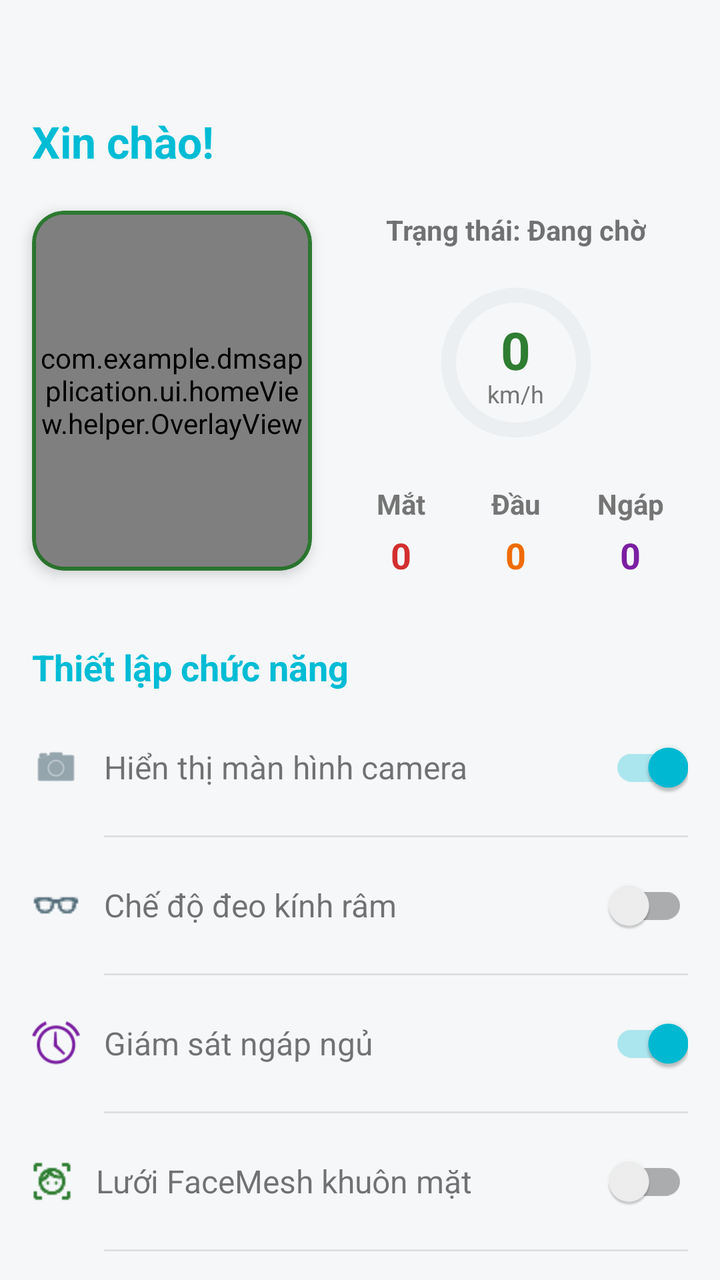
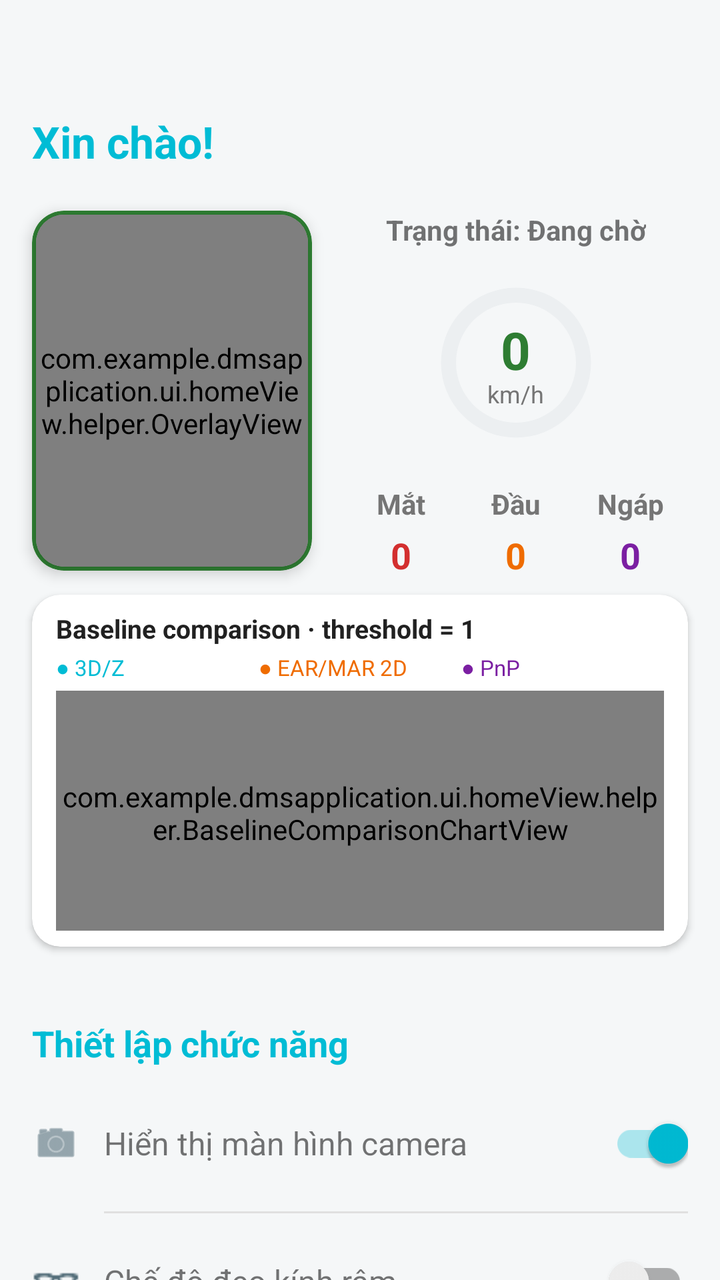

Compare the two renders of this Android layout. The source of the first and the diff that turns it into the second are given below.
<!-- AndroidManifest.xml: activity theme Theme.DmsApplication -->
<!-- res/layout/fragment_home.xml -->
<?xml version="1.0" encoding="utf-8"?>
<androidx.constraintlayout.widget.ConstraintLayout
    xmlns:android="http://schemas.android.com/apk/res/android"
    xmlns:app="http://schemas.android.com/apk/res-auto"
    android:layout_width="match_parent"
    android:layout_height="match_parent"
    android:fitsSystemWindows="false">

    <TextView
        android:id="@+id/tvHello"
        android:layout_width="wrap_content"
        android:layout_height="wrap_content"
        android:layout_marginStart="16dp"
        android:layout_marginTop="56dp"
        android:text="Xin chào!"
        android:textColor="@color/brand_primary"
        android:textSize="22sp"
        android:textStyle="bold"
        app:layout_constraintStart_toStartOf="parent"
        app:layout_constraintTop_toTopOf="parent" />

    <androidx.cardview.widget.CardView
        android:id="@+id/cameraBorder"
        android:layout_width="140dp"
        android:layout_height="180dp"
        android:layout_marginStart="16dp"
        android:layout_marginTop="20dp"
        app:cardBackgroundColor="@color/success"
        app:cardCornerRadius="16dp"
        app:cardElevation="4dp"
        app:layout_constraintStart_toStartOf="parent"
        app:layout_constraintTop_toBottomOf="@id/tvHello">

        <androidx.cardview.widget.CardView
            android:layout_width="match_parent"
            android:layout_height="match_parent"
            android:layout_margin="2dp"
            app:cardCornerRadius="14dp">

            <FrameLayout
                android:layout_width="match_parent"
                android:layout_height="match_parent">

                <androidx.camera.view.PreviewView
                    android:id="@+id/viewFinder"
                    android:layout_width="match_parent"
                    android:layout_height="match_parent" />

                <com.example.dmsapplication.ui.homeView.helper.OverlayView
                    android:id="@+id/overlayView"
                    android:layout_width="match_parent"
                    android:layout_height="match_parent" />

            </FrameLayout>

        </androidx.cardview.widget.CardView>

    </androidx.cardview.widget.CardView>

    <LinearLayout
        android:id="@+id/infoLayout"
        android:layout_width="0dp"
        android:layout_height="wrap_content"
        android:layout_marginStart="16dp"
        android:layout_marginEnd="16dp"
        android:orientation="vertical"
        app:layout_constraintEnd_toEndOf="parent"
        app:layout_constraintStart_toEndOf="@id/cameraBorder"
        app:layout_constraintTop_toTopOf="@id/cameraBorder">

        <TextView
            android:id="@+id/tvStatus"
            android:layout_width="wrap_content"
            android:layout_height="wrap_content"
            android:layout_gravity="center"
            android:text="Trạng thái: Đang chờ"
            android:textStyle="bold" />

        <FrameLayout
            android:layout_width="90dp"
            android:layout_height="90dp"
            android:layout_gravity="center_horizontal"
            android:layout_marginTop="12dp"
            android:layout_marginBottom="8dp">

            <ProgressBar
                android:id="@+id/pbSpeed"
                style="?android:attr/progressBarStyleHorizontal"
                android:layout_width="match_parent"
                android:layout_height="match_parent"
                android:max="120"
                android:progress="0"
                android:progressDrawable="@drawable/bg_circular_speed" />

            <LinearLayout
                android:layout_width="wrap_content"
                android:layout_height="wrap_content"
                android:layout_gravity="center"
                android:gravity="center"
                android:orientation="vertical">

                <TextView
                    android:id="@+id/tvSpeedNumber"
                    android:layout_width="wrap_content"
                    android:layout_height="wrap_content"
                    android:text="0"
                    android:textColor="@color/success"
                    android:textSize="26sp"
                    android:textStyle="bold" />

                <TextView
                    android:layout_width="wrap_content"
                    android:layout_height="wrap_content"
                    android:layout_marginTop="-4dp"
                    android:text="km/h"
                    android:textColor="@color/text_muted"
                    android:textSize="12sp" />

            </LinearLayout>

        </FrameLayout>

        <LinearLayout
            android:layout_width="match_parent"
            android:layout_height="wrap_content"
            android:layout_marginTop="8dp"
            android:orientation="horizontal"
            android:gravity="center">

            <LinearLayout
                android:layout_width="0dp"
                android:layout_height="wrap_content"
                android:layout_weight="1"
                android:gravity="center"
                android:orientation="vertical">

                <TextView
                    android:layout_width="wrap_content"
                    android:layout_height="wrap_content"
                    android:text="Mắt"
                    android:textColor="@color/text_muted"
                    android:textSize="14sp"
                    android:textStyle="bold"/>

                <TextView
                    android:id="@+id/tvDrowsyCount"
                    android:layout_width="wrap_content"
                    android:layout_height="wrap_content"
                    android:layout_marginTop="4dp"
                    android:text="0"
                    android:textColor="@color/danger"
                    android:textSize="18sp"
                    android:textStyle="bold" />

            </LinearLayout>

            
            <LinearLayout
                android:layout_width="0dp"
                android:layout_height="wrap_content"
                android:layout_weight="1"
                android:gravity="center"
                android:orientation="vertical">

                <TextView
                    android:layout_width="wrap_content"
                    android:layout_height="wrap_content"
                    android:text="Đầu"
                    android:textColor="@color/text_muted"
                    android:textSize="14sp"
                    android:textStyle="bold"/>

                <TextView
                    android:id="@+id/tvHeadCount"
                    android:layout_width="wrap_content"
                    android:layout_height="wrap_content"
                    android:layout_marginTop="4dp"
                    android:text="0"
                    android:textColor="@color/warning"
                    android:textSize="18sp"
                    android:textStyle="bold" />

            </LinearLayout>

            <LinearLayout
                android:layout_width="0dp"
                android:layout_height="wrap_content"
                android:layout_weight="1"
                android:gravity="center"
                android:orientation="vertical">

                <TextView
                    android:layout_width="wrap_content"
                    android:layout_height="wrap_content"
                    android:text="Ngáp"
                    android:textColor="@color/text_muted"
                    android:textSize="14sp"
                    android:textStyle="bold"/>

                <TextView
                    android:id="@+id/tvYawnCount"
                    android:layout_width="wrap_content"
                    android:layout_height="wrap_content"
                    android:layout_marginTop="4dp"
                    android:text="0"
                    android:textColor="@color/accent_purple"
                    android:textSize="18sp"
                    android:textStyle="bold" />

            </LinearLayout>

        </LinearLayout>

    </LinearLayout>

    <androidx.core.widget.NestedScrollView
        android:id="@+id/settingsScrollView"
        android:layout_width="0dp"
        android:layout_height="0dp"
        android:layout_marginTop="20dp"
        android:fillViewport="true"
        android:overScrollMode="ifContentScrolls"
        app:layout_constraintBottom_toBottomOf="parent"
        app:layout_constraintEnd_toEndOf="parent"
        app:layout_constraintStart_toStartOf="parent"
        app:layout_constraintTop_toBottomOf="@id/cameraBorder">


        <LinearLayout
            android:id="@+id/settingsContainer"
            android:layout_width="match_parent"
            android:layout_height="wrap_content"
            android:layout_marginStart="16dp"
            android:layout_marginEnd="16dp"
            android:layout_marginBottom="24dp"
            android:orientation="vertical">

            <TextView
                android:layout_width="match_parent"
                android:layout_height="wrap_content"
                android:layout_marginTop="16dp"
                android:layout_marginBottom="4dp"
                android:text="Thiết lập chức năng"
                android:textColor="@color/brand_primary"
                android:textSize="18sp"
                android:textStyle="bold" />

            <RelativeLayout
                android:layout_width="match_parent"
                android:layout_height="wrap_content"
                android:paddingVertical="10dp">

                <LinearLayout
                    android:layout_width="wrap_content"
                    android:layout_height="wrap_content"
                    android:layout_alignParentStart="true"
                    android:layout_centerVertical="true"
                    android:layout_toStartOf="@id/switchCameraPreview"
                    android:gravity="center_vertical"
                    android:paddingEnd="12dp">

                    <ImageView
                        android:layout_width="24dp"
                        android:layout_height="24dp"
                        android:src="@android:drawable/ic_menu_camera"
                        app:tint="@color/icon_secondary" />

                    <TextView
                        android:layout_width="wrap_content"
                        android:layout_height="wrap_content"
                        android:layout_marginStart="12dp"
                        android:text="Hiển thị màn hình camera"
                        android:textSize="16sp" />

                </LinearLayout>

                <androidx.appcompat.widget.SwitchCompat
                    android:id="@+id/switchCameraPreview"
                    android:layout_width="wrap_content"
                    android:layout_height="wrap_content"
                    android:layout_alignParentEnd="true"
                    android:layout_centerVertical="true"
                    android:checked="true" />

            </RelativeLayout>

            <View
                android:layout_width="match_parent"
                android:layout_height="1dp"
                android:layout_marginStart="36dp"
                android:background="@color/divider" />

            <RelativeLayout
                android:layout_width="match_parent"
                android:layout_height="wrap_content"
                android:paddingVertical="10dp">

                <LinearLayout
                    android:layout_width="wrap_content"
                    android:layout_height="wrap_content"
                    android:layout_alignParentStart="true"
                    android:layout_centerVertical="true"
                    android:layout_toStartOf="@id/switchSunglasses"
                    android:gravity="center_vertical"
                    android:paddingEnd="12dp">

                    <ImageView
                        android:layout_width="24dp"
                        android:layout_height="24dp"
                        android:src="@drawable/ic_glasses"
                        app:tint="@color/icon_secondary" />

                    <TextView
                        android:layout_width="wrap_content"
                        android:layout_height="wrap_content"
                        android:layout_marginStart="12dp"
                        android:text="Chế độ đeo kính râm"
                        android:textSize="16sp" />

                </LinearLayout>

                <androidx.appcompat.widget.SwitchCompat
                    android:id="@+id/switchSunglasses"
                    android:layout_width="wrap_content"
                    android:layout_height="wrap_content"
                    android:layout_alignParentEnd="true"
                    android:layout_centerVertical="true"
                    android:checked="false" />

            </RelativeLayout>

            <View
                android:layout_width="match_parent"
                android:layout_height="1dp"
                android:layout_marginStart="36dp"
                android:background="@color/divider" />

            <RelativeLayout
                android:layout_width="match_parent"
                android:layout_height="wrap_content"
                android:paddingVertical="10dp">

                <LinearLayout
                    android:layout_width="wrap_content"
                    android:layout_height="wrap_content"
                    android:layout_alignParentStart="true"
                    android:layout_centerVertical="true"
                    android:layout_toStartOf="@id/switchYawn"
                    android:gravity="center_vertical"
                    android:paddingEnd="12dp">

                    <ImageView
                        android:layout_width="24dp"
                        android:layout_height="24dp"
                        android:src="@android:drawable/ic_lock_idle_alarm"
                        app:tint="@color/accent_purple" />

                    <TextView
                        android:layout_width="wrap_content"
                        android:layout_height="wrap_content"
                        android:layout_marginStart="12dp"
                        android:text="Giám sát ngáp ngủ"
                        android:textSize="16sp" />

                </LinearLayout>

                <androidx.appcompat.widget.SwitchCompat
                    android:id="@+id/switchYawn"
                    android:layout_width="wrap_content"
                    android:layout_height="wrap_content"
                    android:layout_alignParentEnd="true"
                    android:layout_centerVertical="true"
                    android:checked="true" />
            </RelativeLayout>

            <View
                android:layout_width="match_parent"
                android:layout_height="1dp"
                android:layout_marginStart="36dp"
                android:background="@color/divider" />

            <RelativeLayout
                android:layout_width="match_parent"
                android:layout_height="wrap_content"
                android:paddingVertical="10dp">

                <LinearLayout
                    android:layout_width="wrap_content"
                    android:layout_height="wrap_content"
                    android:layout_alignParentStart="true"
                    android:layout_centerVertical="true"
                    android:layout_toStartOf="@id/switchVectorHome"
                    android:gravity="center_vertical"
                    android:paddingEnd="12dp">

                    <ImageView
                        android:layout_width="20dp"
                        android:layout_height="24dp"
                        android:src="@drawable/ic_face"
                        app:tint="@color/success" />

                    <TextView
                        android:layout_width="wrap_content"
                        android:layout_height="wrap_content"
                        android:layout_marginStart="12dp"
                        android:text="Lưới FaceMesh khuôn mặt"
                        android:textSize="16sp" />

                </LinearLayout>

                <androidx.appcompat.widget.SwitchCompat
                    android:id="@+id/switchVectorHome"
                    android:layout_width="wrap_content"
                    android:layout_height="wrap_content"
                    android:layout_alignParentEnd="true"
                    android:layout_centerVertical="true"
                    android:checked="false" />

            </RelativeLayout>

            <View
                android:layout_width="match_parent"
                android:layout_height="1dp"
                android:layout_marginStart="36dp"
                android:background="@color/divider" />

            <RelativeLayout
                android:layout_width="match_parent"
                android:layout_height="wrap_content"
                android:paddingVertical="10dp">

                <LinearLayout
                    android:layout_width="wrap_content"
                    android:layout_height="wrap_content"
                    android:layout_alignParentStart="true"
                    android:layout_centerVertical="true"
                    android:layout_toStartOf="@id/switchGpsHome"
                    android:gravity="center_vertical"
                    android:paddingEnd="12dp">

                    <ImageView
                        android:layout_width="24dp"
                        android:layout_height="24dp"
                        android:src="@android:drawable/ic_menu_mylocation"
                        app:tint="@color/info" />

                    <TextView
                        android:layout_width="wrap_content"
                        android:layout_height="wrap_content"
                        android:layout_marginStart="12dp"
                        android:text="Giám sát theo định vị GPS"
                        android:textSize="16sp" />

                </LinearLayout>

                <androidx.appcompat.widget.SwitchCompat
                    android:id="@+id/switchGpsHome"
                    android:layout_width="wrap_content"
                    android:layout_height="wrap_content"
                    android:layout_alignParentEnd="true"
                    android:layout_centerVertical="true"
                    android:checked="true" />

            </RelativeLayout>

            <View
                android:layout_width="match_parent"
                android:layout_height="1dp"
                android:layout_marginStart="36dp"
                android:background="@color/divider" />

            <RelativeLayout
                android:id="@+id/btnRecalibrate"
                android:layout_width="match_parent"
                android:layout_height="70dp"
                android:background="?attr/selectableItemBackground"
                android:clickable="true"
                android:focusable="true"
                android:paddingVertical="10dp">

                <LinearLayout
                    android:layout_width="wrap_content"
                    android:layout_height="wrap_content"
                    android:layout_alignParentStart="true"
                    android:layout_centerVertical="true"
                    android:layout_toStartOf="@id/imgRecalibrateArrow"
                    android:gravity="center_vertical"
                    android:paddingEnd="12dp">

                    <ImageView
                        android:layout_width="24dp"
                        android:layout_height="24dp"
                        android:src="@android:drawable/ic_menu_manage"
                        app:tint="@color/warning" />

                    <TextView
                        android:layout_width="wrap_content"
                        android:layout_height="wrap_content"
                        android:layout_marginStart="12dp"
                        android:text="Thiết lập lại hướng lái chuẩn"
                        android:textColor="@color/warning"
                        android:textSize="16sp"
                        android:textStyle="bold" />

                </LinearLayout>

                <ImageView
                    android:id="@+id/imgRecalibrateArrow"
                    android:layout_width="20dp"
                    android:layout_height="20dp"
                    android:layout_alignParentEnd="true"
                    android:layout_centerVertical="true"
                    android:src="@android:drawable/ic_media_play"
                    app:tint="@color/text_disabled" />

            </RelativeLayout>

            <View
                android:layout_width="match_parent"
                android:layout_height="1dp"
                android:layout_marginStart="36dp"
                android:background="@color/divider" />

            <TextView
                android:layout_width="match_parent"
                android:layout_height="wrap_content"
                android:layout_marginTop="16dp"
                android:layout_marginBottom="10dp"
                android:text="Thiết lập thông số"
                android:textColor="@color/brand_primary"
                android:textSize="18sp"
                android:textStyle="bold" />

            <LinearLayout
                android:id="@+id/eyeThresholdLayout"
                android:layout_width="match_parent"
                android:layout_height="wrap_content"
                android:orientation="vertical"
                android:paddingVertical="10dp">

                <RelativeLayout
                    android:layout_width="match_parent"
                    android:layout_height="wrap_content">

                    <LinearLayout
                        android:layout_width="wrap_content"
                        android:layout_height="wrap_content"
                        android:layout_alignParentStart="true"
                        android:layout_centerVertical="true"
                        android:layout_toStartOf="@id/tvEyeThresholdValue"
                        android:gravity="center_vertical"
                        android:paddingEnd="12dp">

                        <ImageView
                            android:layout_width="24dp"
                            android:layout_height="24dp"
                            android:src="@android:drawable/ic_menu_view"
                            app:tint="@color/brand_primary" />

                        <TextView
                            android:layout_width="wrap_content"
                            android:layout_height="wrap_content"
                            android:layout_marginStart="12dp"
                            android:text="Ngưỡng chiều cao mí mắt"
                            android:textSize="16sp" />

                    </LinearLayout>

                    <TextView
                        android:id="@+id/tvEyeThresholdValue"
                        android:layout_width="wrap_content"
                        android:layout_height="wrap_content"
                        android:layout_alignParentEnd="true"
                        android:layout_centerVertical="true"
                        android:text="0.16"
                        android:textColor="@color/brand_primary"
                        android:textStyle="bold" />

                </RelativeLayout>

                <SeekBar
                    android:id="@+id/seekEyeThreshold"
                    android:layout_width="match_parent"
                    android:layout_height="wrap_content"
                    android:layout_marginTop="8dp"
                    android:max="20"
                    android:progress="6"
                    android:progressTint="@color/brand_primary"
                    android:thumbTint="@color/brand_primary" />

            </LinearLayout>

        </LinearLayout>

    </androidx.core.widget.NestedScrollView>

</androidx.constraintlayout.widget.ConstraintLayout>
<!-- resources referenced by this layout -->
<resources>
  <color name="accent_purple">#7B1FA2</color>
  <color name="brand_primary">#00BCD5</color>
  <color name="danger">#D32F2F</color>
  <color name="divider">#E0E0E0</color>
  <color name="icon_secondary">#546E7A</color>
  <color name="info">#1976D2</color>
  <color name="success">#2E7D32</color>
  <color name="text_disabled">#9E9E9E</color>
  <color name="text_muted">#757575</color>
  <color name="warning">#EF6C00</color>
  <!-- drawable bg_circular_speed (drawable) -->
  <?xml version="1.0" encoding="utf-8"?>
  <layer-list xmlns:android="http://schemas.android.com/apk/res/android">
      <item android:id="@android:id/background">
          <shape android:shape="ring" android:thicknessRatio="12" android:useLevel="false">
              <solid android:color="@color/surface_variant" />
          </shape>
      </item>
      <item android:id="@android:id/progress">
          <rotate android:fromDegrees="270" android:toDegrees="270">
              <shape android:shape="ring" android:thicknessRatio="12" android:useLevel="true">
                  <solid android:color="@color/success" />
              </shape>
          </rotate>
      </item>
  </layer-list>
  <!-- drawable ic_face: png bitmap (drawable, 814 bytes) -->
  <!-- drawable ic_glasses: png bitmap (drawable, 540 bytes) -->
  <style name="Theme.DmsApplication" parent="Theme.DmsApplication.Base">
          <item name="android:windowLightStatusBar">true</item>
      </style>
  <color name="surface_variant">#ECEFF1</color>
  <style name="Theme.DmsApplication.Base" parent="Theme.MaterialComponents.DayNight.NoActionBar">
          <item name="colorPrimary">@color/brand_primary</item>
          <item name="colorPrimaryVariant">@color/brand_primary_variant</item>
          <item name="colorOnPrimary">@color/on_primary</item>
          <item name="colorSecondary">@color/brand_primary</item>
          <item name="colorSurface">@color/surface</item>
          <item name="colorOnSurface">@color/text_primary</item>
          <item name="colorControlNormal">@color/icon_secondary</item>
          <item name="android:colorAccent">@color/brand_primary</item>
          <item name="android:windowBackground">@color/screen_background</item>
          <item name="android:textColorPrimary">@color/text_primary</item>
          <item name="android:textColorSecondary">@color/text_secondary</item>
          <item name="android:editTextColor">@color/text_primary</item>
          <item name="android:textColorHint">@color/text_muted</item>
          <item name="android:navigationBarColor">@color/surface</item>
          <item name="android:statusBarColor">@color/screen_background</item>
      </style>
  <color name="brand_primary_variant">#0097A7</color>
  <color name="on_primary">#FFFFFF</color>
  <color name="surface">#FFFFFF</color>
  <color name="text_primary">#212121</color>
  <color name="screen_background">#F5F7F8</color>
  <color name="text_secondary">#546E7A</color>
</resources>

<!-- the commit's change to res/layout/fragment_home.xml (unified diff, before → after) -->
@@ -213,6 +213,83 @@
 
     </LinearLayout>
 
+    <androidx.cardview.widget.CardView
+        android:id="@+id/baselineComparisonCard"
+        android:layout_width="0dp"
+        android:layout_height="176dp"
+        android:layout_marginStart="16dp"
+        android:layout_marginTop="12dp"
+        android:layout_marginEnd="16dp"
+        app:cardBackgroundColor="@color/surface"
+        app:cardCornerRadius="14dp"
+        app:cardElevation="2dp"
+        app:layout_constraintEnd_toEndOf="parent"
+        app:layout_constraintStart_toStartOf="parent"
+        app:layout_constraintTop_toBottomOf="@id/cameraBorder">
+
+        <LinearLayout
+            android:layout_width="match_parent"
+            android:layout_height="match_parent"
+            android:orientation="vertical"
+            android:paddingStart="12dp"
+            android:paddingTop="8dp"
+            android:paddingEnd="12dp"
+            android:paddingBottom="8dp">
+
+            <TextView
+                android:layout_width="match_parent"
+                android:layout_height="wrap_content"
+                android:text="Baseline comparison · threshold = 1"
+                android:textColor="@color/text_primary"
+                android:textSize="13sp"
+                android:textStyle="bold" />
+
+            <LinearLayout
+                android:layout_width="match_parent"
+                android:layout_height="wrap_content"
+                android:layout_marginTop="3dp"
+                android:gravity="center_vertical"
+                android:orientation="horizontal">
+
+                <TextView
+                    android:layout_width="0dp"
+                    android:layout_height="wrap_content"
+                    android:layout_weight="1"
+                    android:text="● 3D/Z"
+                    android:textColor="@color/brand_primary"
+                    android:textSize="11sp" />
+
+                <TextView
+                    android:layout_width="0dp"
+                    android:layout_height="wrap_content"
+                    android:layout_weight="1"
+                    android:text="● EAR/MAR 2D"
+                    android:textColor="@color/warning"
+                    android:textSize="11sp" />
+
+                <TextView
+                    android:layout_width="0dp"
+                    android:layout_height="wrap_content"
+                    android:layout_weight="1"
+                    android:text="● PnP"
+                    android:textColor="@color/accent_purple"
+                    android:textSize="11sp" />
+
+            </LinearLayout>
+
+            <com.example.dmsapplication.ui.homeView.helper.BaselineComparisonChartView
+                android:id="@+id/baselineComparisonChart"
+                android:layout_width="match_parent"
+                android:layout_height="0dp"
+                android:layout_marginTop="4dp"
+                android:layout_weight="1"
+                android:paddingTop="4dp"
+                android:paddingBottom="2dp" />
+
+        </LinearLayout>
+
+    </androidx.cardview.widget.CardView>
+
     <androidx.core.widget.NestedScrollView
         android:id="@+id/settingsScrollView"
         android:layout_width="0dp"
@@ -223,7 +300,7 @@
         app:layout_constraintBottom_toBottomOf="parent"
         app:layout_constraintEnd_toEndOf="parent"
         app:layout_constraintStart_toStartOf="parent"
-        app:layout_constraintTop_toBottomOf="@id/cameraBorder">
+        app:layout_constraintTop_toBottomOf="@id/baselineComparisonCard">
 
 
         <LinearLayout
<!-- resource entries referenced after the edit -->
@@ -7,8 +7,10 @@
   <color name="icon_secondary">#546E7A</color>
   <color name="info">#1976D2</color>
   <color name="success">#2E7D32</color>
+  <color name="surface">#FFFFFF</color>
   <color name="text_disabled">#9E9E9E</color>
   <color name="text_muted">#757575</color>
+  <color name="text_primary">#212121</color>
   <color name="warning">#EF6C00</color>
   <!-- drawable bg_circular_speed (drawable) -->
   <?xml version="1.0" encoding="utf-8"?>
@@ -51,8 +53,6 @@
       </style>
   <color name="brand_primary_variant">#0097A7</color>
   <color name="on_primary">#FFFFFF</color>
-  <color name="surface">#FFFFFF</color>
-  <color name="text_primary">#212121</color>
   <color name="screen_background">#F5F7F8</color>
   <color name="text_secondary">#546E7A</color>
 </resources>
